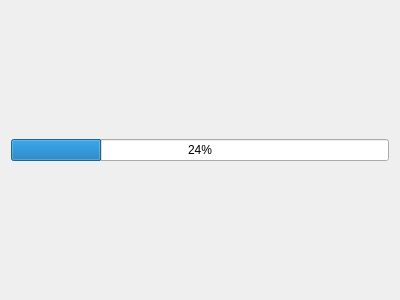
Before: the Qt Designer form src/view/ui/PullDataWidget.ui in onur-sahin/BinanceTradeCpp, drawn with Qt 5.
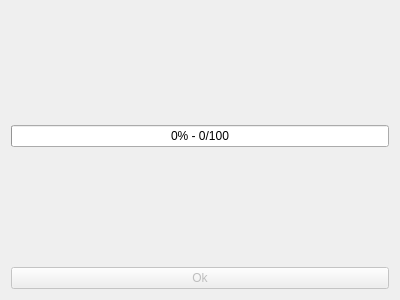
After: the same form once the commit is applied.

What changed in the file:
```diff
--- a/src/view/ui/PullDataWidget.ui
+++ b/src/view/ui/PullDataWidget.ui
@@ -2,6 +2,9 @@
 <ui version="4.0">
  <class>PullDataWidget</class>
  <widget class="QWidget" name="PullDataWidget">
+  <property name="enabled">
+   <bool>true</bool>
+  </property>
   <property name="geometry">
    <rect>
     <x>0</x>
@@ -14,10 +17,40 @@
    <string>Form</string>
   </property>
   <layout class="QGridLayout" name="gridLayout">
-   <item row="0" column="0">
+   <item row="1" column="0">
     <widget class="QProgressBar" name="progressBar">
+     <property name="maximum">
+      <number>100</number>
+     </property>
      <property name="value">
-      <number>24</number>
+      <number>0</number>
+     </property>
+     <property name="format">
+      <string>%p% - %v/%m</string>
+     </property>
+    </widget>
+   </item>
+   <item row="0" column="0">
+    <widget class="QLabel" name="label_top">
+     <property name="text">
+      <string/>
+     </property>
+    </widget>
+   </item>
+   <item row="3" column="0">
+    <widget class="QPushButton" name="btn_ok">
+     <property name="enabled">
+      <bool>false</bool>
+     </property>
+     <property name="text">
+      <string>Ok</string>
+     </property>
+    </widget>
+   </item>
+   <item row="2" column="0">
+    <widget class="QLabel" name="label_bottom">
+     <property name="text">
+      <string/>
      </property>
     </widget>
    </item>
```
